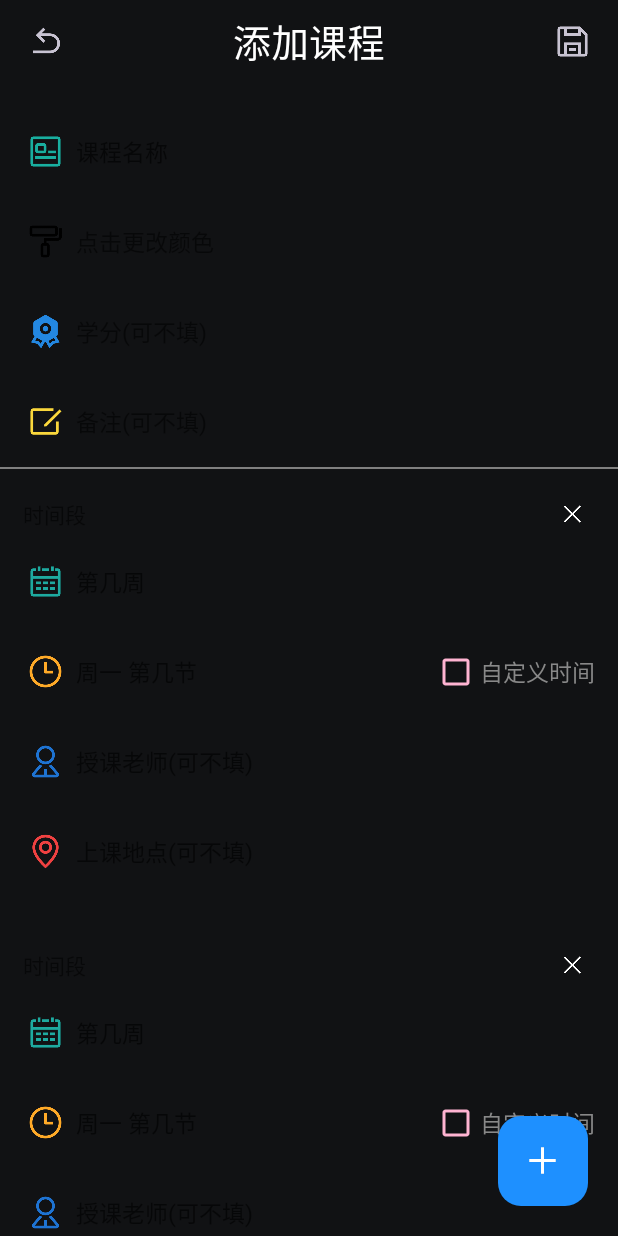
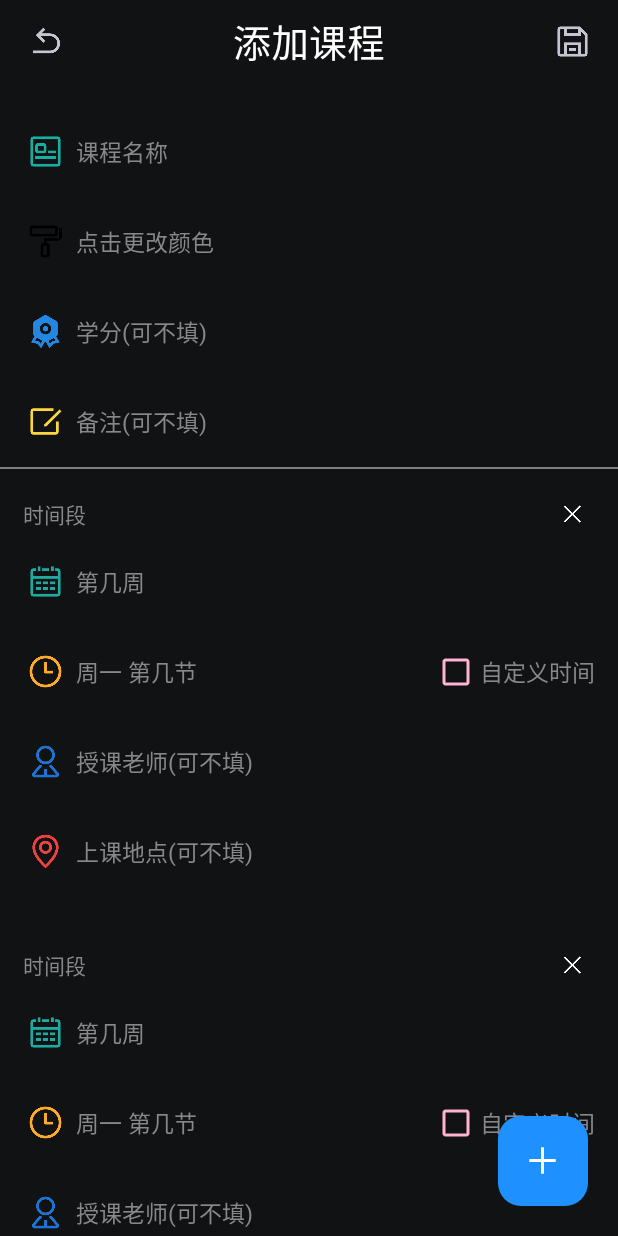
Before and after one commit to xch1024/Timeflies, an Android app: the screen it shows after launch (AddCourse), after a tap on an icon or button, on a phone screen of 412 x 824 dp. Run offline under Robolectric (Android 15) with nearby library versions, the phone set to English and light mode, and no system bars.

Commit message:
2020/4/11星期栏 当天字体加粗，颜色设置黑。

```diff
--- a/app/src/main/java/com/example/timeflies/MainActivity.java
+++ b/app/src/main/java/com/example/timeflies/MainActivity.java
@@ -7,12 +7,16 @@ import androidx.recyclerview.widget.LinearLayoutManager;
 import androidx.recyclerview.widget.RecyclerView;
 
 import android.content.Intent;
+import android.graphics.Color;
+import android.graphics.Typeface;
 import android.os.Bundle;
+import android.util.Log;
 import android.view.Gravity;
 import android.view.View;
 import android.view.ViewGroup;
 import android.widget.PopupWindow;
 import android.widget.TextView;
+import android.widget.Toast;
 
 import com.example.timeflies.adapter.CourseAdapter;
 import com.example.timeflies.adapter.ScheduleAdapter;
@@ -88,7 +92,10 @@ public class MainActivity extends AppCompatActivity {
 
     }
 
-//    popwindow弹窗
+    /**
+     * popwindow弹窗
+     *
+     */
     private void showPopupWindow(){
         View pop_view = getLayoutInflater().inflate(R.layout.layout_popwindow,null);
         PopupWindow popupWindow = new PopupWindow(pop_view,1000,ViewGroup.LayoutParams.WRAP_CONTENT);
@@ -100,7 +107,10 @@ public class MainActivity extends AppCompatActivity {
         popupWindow.showAtLocation(MainActivity.this.findViewById(R.id.bt_add), Gravity.BOTTOM|Gravity.CENTER_VERTICAL,0,0);
     }
 
-//    获取当前时间(年月日)
+    /**
+     * 获取当前时间(年月日)
+     *
+     */
     private void get_time(){
 //        设置时间
         TextView time = findViewById(R.id.tv_sj);
@@ -111,10 +121,56 @@ public class MainActivity extends AppCompatActivity {
         TextView week = findViewById(R.id.tv_week);
         SimpleDateFormat xq = new SimpleDateFormat("E");
         week.setText(xq.format(date));
+
+        setWeekBold();
 //        设置月份
         TextView month = findViewById(R.id.week_month);
         SimpleDateFormat mon = new SimpleDateFormat("M");
         month.setText(mon.format(date)+"\n月");
+    }
+
+    /**
+     * 设置当日颜色为粗体
+     *
+     */
+    public void setWeekBold(){
+        TextView mon,tues,wed,thur,fri,sat,sun;
+        mon = findViewById(R.id.week_mon);
+        tues = findViewById(R.id.week_tues);
+        wed = findViewById(R.id.week_wed);
+        thur = findViewById(R.id.week_thur);
+        fri = findViewById(R.id.week_fri);
+        sat = findViewById(R.id.week_sat);
+        sun = findViewById(R.id.week_sun);
+        Date date = new Date(currentTimeMillis());
+        SimpleDateFormat xq = new SimpleDateFormat("E");
+        if(xq.format(date).equals("周一")){
+            mon.setTextColor(Color.parseColor("#FF000000"));
+            mon.setTypeface(Typeface.defaultFromStyle(Typeface.BOLD));
+        }else if(xq.format(date).equals("周二")){
+            tues.setTextColor(Color.parseColor("#FF000000"));
+            tues.getPaint().setFakeBoldText(true);
+        }
+        else if(xq.format(date).equals("周三")){
+            wed.setTextColor(Color.parseColor("#FF000000"));
+            wed.getPaint().setFakeBoldText(true);
+        }
+        else if(xq.format(date).equals("周四")){
+            thur.setTextColor(Color.parseColor("#FF000000"));
+            thur.getPaint().setFakeBoldText(true);
+
+        }
+        else if(xq.format(date).equals("周五")){
+            fri.setTextColor(Color.parseColor("#FF000000"));
+            fri.getPaint().setFakeBoldText(true);
+        }
+        else if(xq.format(date).equals("周六")){
+            sat.setTextColor(Color.parseColor("#FF000000"));
+            sat.getPaint().setFakeBoldText(true);
+        }else{
+            sun.setTextColor(Color.parseColor("#FF000000"));
+            sun.setTypeface(Typeface.defaultFromStyle(Typeface.BOLD));
+        }
     }
 
 //    修改当前周按钮
--- /dev/null
+++ b/app/src/main/res/drawable/ripple_border_rectangle.xml
@@ -0,0 +1,7 @@
+<?xml version="1.0" encoding="utf-8"?>
+<ripple xmlns:android="http://schemas.android.com/apk/res/android"
+    android:color="@color/ripple_color">
+
+    <item android:id="@android:id/mask"
+        android:drawable="@color/teal_200"></item>
+</ripple>
--- a/app/src/main/res/layout/activity_add_course.xml
+++ b/app/src/main/res/layout/activity_add_course.xml
@@ -19,7 +19,7 @@
                 android:layout_width="@dimen/dp_30"
                 android:layout_height="@dimen/dp_30"
                 android:src="@drawable/back_gray"
-                android:background="?selectableItemBackgroundBorderless">
+                android:background="@drawable/ripple_borderless">
 
             </ImageView>
 
@@ -41,7 +41,7 @@
                 android:layout_gravity="right"
                 android:layout_marginRight="@dimen/dp_15"
                 android:src="@drawable/save_gray"
-                android:background="?selectableItemBackgroundBorderless">
+                android:background="@drawable/ripple_borderless">
 
             </ImageView>
 
@@ -71,8 +71,7 @@
                         android:layout_height="@dimen/dp_60"
                         android:orientation="horizontal"
                         android:paddingLeft="@dimen/dp_15"
-                        android:paddingRight="@dimen/dp_15"
-                        android:background="?selectableItemBackground">
+                        android:paddingRight="@dimen/dp_15">
 
                         <ImageView
                             android:layout_width="@dimen/dp_30"
@@ -88,7 +87,9 @@
                             android:layout_height="@dimen/dp_30"
                             android:layout_gravity="center_vertical"
                             android:hint="@string/course_name"
+                            android:textColorHint="@color/text_normal"
                             android:textSize="@dimen/sp_15"
+                            android:textColor="@color/text_normal"
                             android:layout_marginLeft="@dimen/dp_5"
                             android:background="@drawable/edit_none_shape"
                             android:textCursorDrawable="@drawable/cursor_course">
@@ -104,7 +105,7 @@
                         android:paddingLeft="@dimen/dp_15"
                         android:paddingRight="@dimen/dp_15"
                         android:clickable="true"
-                        android:background="?selectableItemBackground">
+                        android:background="@drawable/ripple_border_rectangle">
 
                         <ImageView
                             android:layout_width="@dimen/dp_30"
@@ -117,6 +118,7 @@
                             android:layout_width="match_parent"
                             android:layout_height="@dimen/dp_30"
                             android:text="@string/course_color"
+                            android:textColor="@color/text_normal"
                             android:textSize="@dimen/sp_15"
                             android:layout_marginLeft="@dimen/dp_5"
                             android:layout_gravity="center_vertical"
@@ -134,7 +136,7 @@
                         android:paddingLeft="@dimen/dp_15"
                         android:paddingRight="@dimen/dp_15"
                         android:clickable="true"
-                        android:background="?selectableItemBackground">
+                        android:background="@drawable/ripple_border_rectangle">
 
                         <ImageView
                             android:layout_width="@dimen/dp_30"
@@ -148,6 +150,7 @@
                             android:layout_width="match_parent"
                             android:layout_height="@dimen/dp_30"
                             android:text="@string/course_credit"
+                            android:textColor="@color/text_normal"
                             android:textSize="@dimen/sp_15"
                             android:layout_marginLeft="@dimen/dp_5"
                             android:layout_gravity="center_vertical"
@@ -165,7 +168,7 @@
                         android:paddingLeft="@dimen/dp_15"
                         android:paddingRight="@dimen/dp_15"
                         android:clickable="true"
-                        android:background="?selectableItemBackground">
+                        android:background="@drawable/ripple_border_rectangle">
 
                         <ImageView
                             android:layout_width="@dimen/dp_30"
@@ -179,6 +182,7 @@
                             android:layout_width="match_parent"
                             android:layout_height="@dimen/dp_30"
                             android:text="@string/course_editor"
+                            android:textColor="@color/text_normal"
                             android:textSize="@dimen/sp_15"
                             android:layout_marginLeft="@dimen/dp_5"
                             android:layout_gravity="center_vertical"
--- a/app/src/main/res/layout/layout_rvcontent.xml
+++ b/app/src/main/res/layout/layout_rvcontent.xml
@@ -22,6 +22,7 @@
                 android:layout_width="wrap_content"
                 android:layout_height="wrap_content"
                 android:text="@string/course_timespan"
+                android:textColor="@color/text_normal"
                 android:layout_gravity="center">
 
             </TextView>
@@ -53,7 +54,7 @@
         <LinearLayout
             android:id="@+id/rv_week"
             android:clickable="true"
-            android:background="?selectableItemBackground"
+            android:background="@drawable/ripple_border_rectangle"
             android:layout_width="match_parent"
             android:layout_height="@dimen/dp_60"
             android:paddingLeft="@dimen/dp_15"
@@ -72,6 +73,7 @@
                 android:layout_gravity="center_vertical"
                 android:gravity="center_vertical"
                 android:hint="第几周"
+                android:textColorHint="@color/text_normal"
                 android:textSize="@dimen/sp_15"
                 android:layout_marginLeft="@dimen/dp_5"
                 android:background="@drawable/edit_none_shape"
@@ -85,7 +87,7 @@
         <LinearLayout
             android:id="@+id/rv_time"
             android:clickable="true"
-            android:background="?selectableItemBackground"
+            android:background="@drawable/ripple_border_rectangle"
             android:layout_width="match_parent"
             android:layout_height="@dimen/dp_60">
             <LinearLayout
@@ -110,6 +112,7 @@
                     android:layout_gravity="center_vertical"
                     android:gravity="center_vertical"
                     android:hint="周一 第几节"
+                    android:textColorHint="@color/text_normal"
                     android:textSize="@dimen/sp_15"
                     android:layout_marginLeft="@dimen/dp_5"
                     android:background="@drawable/edit_none_shape"
@@ -133,8 +136,8 @@
                     android:layout_gravity="right"
                     android:gravity="center_vertical"
                     android:text="@string/course_timeset"
+                    android:textColor="@color/text_normal"
                     android:textSize="@dimen/sp_15"
-                    android:textColor="@color/text_normal"
                     android:buttonTint="@color/check_stroke"
                     android:background="@drawable/ripple_borderless">
 
@@ -150,7 +153,7 @@
             android:id="@+id/rv_teacher"
             android:onClick="add_teacher"
             android:clickable="true"
-            android:background="?selectableItemBackground"
+            android:background="@drawable/ripple_border_rectangle"
             android:layout_width="match_parent"
             android:layout_height="@dimen/dp_60"
             android:paddingLeft="@dimen/dp_15"
@@ -170,6 +173,7 @@
                 android:layout_gravity="center_vertical"
                 android:gravity="center_vertical"
                 android:hint="@string/course_teacher_hint"
+                android:textColorHint="@color/text_normal"
                 android:textSize="@dimen/sp_15"
                 android:layout_marginLeft="@dimen/dp_5"
                 android:background="@drawable/edit_none_shape"
@@ -184,7 +188,7 @@
             android:id="@+id/rv_location"
             android:onClick="add_location"
             android:clickable="true"
-            android:background="?selectableItemBackground"
+            android:background="@drawable/ripple_border_rectangle"
             android:layout_width="match_parent"
             android:layout_height="@dimen/dp_60"
             android:paddingLeft="@dimen/dp_15"
@@ -204,6 +208,7 @@
                 android:layout_gravity="center_vertical"
                 android:gravity="center_vertical"
                 android:hint="@string/course_location_hint"
+                android:textColorHint="@color/text_normal"
                 android:textSize="@dimen/sp_15"
                 android:layout_marginLeft="@dimen/dp_5"
                 android:background="@drawable/edit_none_shape"
--- a/app/src/main/res/values/colors.xml
+++ b/app/src/main/res/values/colors.xml
@@ -29,6 +29,8 @@
     <color name="text_onclick">#FF6A5ACD</color>
     <!--    默认颜色-->
     <color name="text_normal">#FF888888</color>
+    <!--    星期默认-->
+    <color name="week_normal">#BEBEBE</color>
 
 <!--    dialog颜色-->
     <!--    背景颜色-->
```
Also changed, not shown: app/src/main/java/com/example/timeflies/utils/ColorUtils.java (+8 -0 lines), app/src/main/res/layout/activity_main.xml (+15 -8 lines), app/src/main/res/layout/layout_popwindow.xml (+8 -8 lines).
